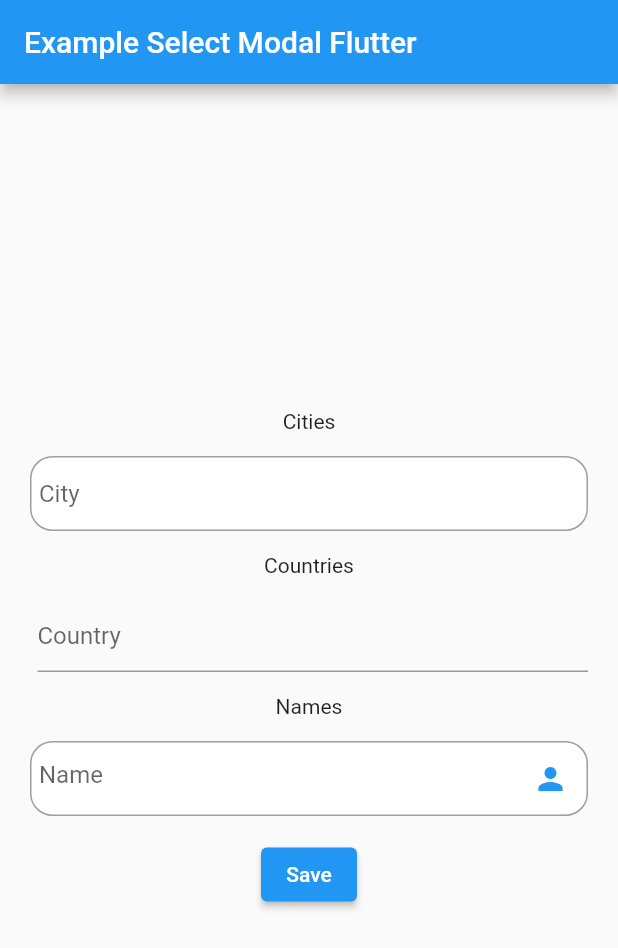
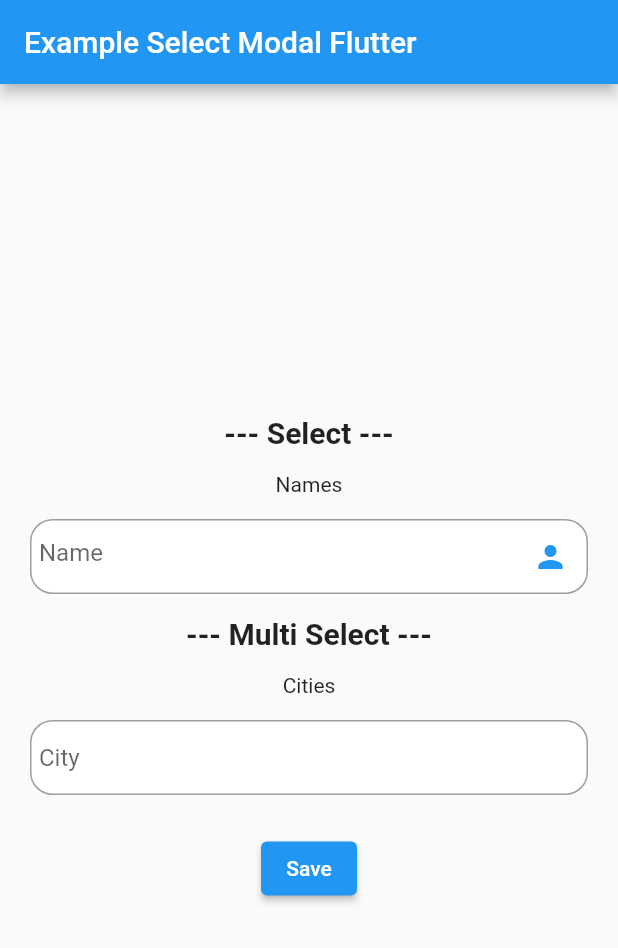
Before and after one commit to javiomoreno/select_modal_flutter, a Flutter app: the screen it shows after launch, on a phone screen of 412 x 824 dp. Shown: the top 948 px of the screen. Run offline on Flutter 3.47's test engine with Material 2 defaults, Android fonts, the phone set to English and light mode, and no system bars.

Commit message:
## 0.1.1 - add multiselect

```diff
--- a/example/lib/main.dart
+++ b/example/lib/main.dart
@@ -38,13 +38,9 @@ class _HomePageState extends State<HomePage> {
     const ItemSelect(value: 2, label: 'San Cristobal'),
     const ItemSelect(value: 3, label: 'Merida'),
     const ItemSelect(value: 4, label: 'Maracaibo'),
-  ];
-
-  List<ItemSelect> listItemSelectCountries = [
-    const ItemSelect(value: 1, label: 'Venezuela'),
-    const ItemSelect(value: 2, label: 'Colombia'),
-    const ItemSelect(value: 3, label: 'Alemania'),
-    const ItemSelect(value: 4, label: 'Peru'),
+    const ItemSelect(value: 4, label: 'Barquisimeto'),
+    const ItemSelect(value: 4, label: 'Los Teques'),
+    const ItemSelect(value: 4, label: 'La Guaira'),
   ];
 
   List<ItemSelect> listItemSelectNames = [
@@ -77,38 +73,14 @@ class _HomePageState extends State<HomePage> {
             crossAxisAlignment: CrossAxisAlignment.center,
             mainAxisAlignment: MainAxisAlignment.center,
             children: [
-              const Text('Cities'),
-              const SizedBox(
-                height: 15.0,
-              ),
-              SelectModalFlutter(
-                title: 'City',
-                searchText: 'Select city',
-                controller: controllerCity,
-                listItemSelect: listItemSelectCities,
-                borderTextField: InputBorder.none,
-                boxDecoration: BoxDecoration(
-                  borderRadius: BorderRadius.circular(15.0),
-                  color: Colors.white,
-                  border: Border.all(color: Colors.grey, width: 1.0),
+              const Text(
+                '--- Select ---',
+                style: TextStyle(
+                  fontSize: 20.0,
+                  fontWeight: FontWeight.bold,
                 ),
               ),
-              const SizedBox(
-                height: 15.0,
-              ),
-              const Text('Countries'),
-              const SizedBox(
-                height: 15.0,
-              ),
-              SelectModalFlutter(
-                title: 'Country',
-                searchText: 'Select country',
-                controller: controllerCountry,
-                listItemSelect: listItemSelectCountries,
-              ),
-              const SizedBox(
-                height: 15.0,
-              ),
+              const SizedBox(height: 15.0),
               const Text('Names'),
               const SizedBox(
                 height: 15.0,
@@ -131,6 +103,33 @@ class _HomePageState extends State<HomePage> {
               const SizedBox(
                 height: 15.0,
               ),
+              const Text(
+                '--- Multi Select ---',
+                style: TextStyle(
+                  fontSize: 20.0,
+                  fontWeight: FontWeight.bold,
+                ),
+              ),
+              const SizedBox(height: 15.0),
+              const Text('Cities'),
+              const SizedBox(
+                height: 15.0,
+              ),
+              MultiSelectModalFlutter(
+                  title: 'City',
+                  searchText: 'Select city',
+                  listItemSelect: listItemSelectCities,
+                  borderTextField: InputBorder.none,
+                  boxDecoration: BoxDecoration(
+                    borderRadius: BorderRadius.circular(15.0),
+                    color: Colors.white,
+                    border: Border.all(color: Colors.grey, width: 1.0),
+                  ),
+                  colorButtonSelect: Colors.blue,
+                  onItemSelect: (List<ItemSelect> items) {
+                    print(items);
+                  }),
+              const SizedBox(height: 15.0),
               ElevatedButton(
                 onPressed: () {
                   if (controllerName.text.isEmpty) {
--- a/lib/select_modal_flutter.dart
+++ b/lib/select_modal_flutter.dart
@@ -1,109 +1,4 @@
 library select_modal_flutter;
 
-import 'package:flutter/material.dart';
-import 'package:select_modal_flutter/src/models/item_select.dart';
-import 'package:select_modal_flutter/src/widgets/select_dialog.dart';
-
-export 'package:select_modal_flutter/src/models/item_select.dart';
-
-///Main class,  [title]
-///[searchText] optional, text in modal search, [controller] TextEditingController to TextField
-class SelectModalFlutter extends StatefulWidget {
-  final String title;
-  final String? searchText;
-  final TextEditingController controller;
-  final List<ItemSelect> listItemSelect;
-  final BoxDecoration? boxDecoration;
-  final InputBorder? borderTextField;
-  final IconData? icon;
-  final Color? colorIcon;
-  final bool? error;
-
-  const SelectModalFlutter({
-    Key? key,
-    required this.title,
-    required this.controller,
-    this.searchText,
-    required this.listItemSelect,
-    this.boxDecoration,
-    this.borderTextField,
-    this.icon,
-    this.colorIcon,
-    this.error,
-  }) : super(key: key);
-
-  @override
-  State<SelectModalFlutter> createState() => _SelectModalFlutterState();
-}
-
-class _SelectModalFlutterState extends State<SelectModalFlutter> {
-  late ItemSelect _selectedItem = new ItemSelect();
-
-  @override
-  void initState() {
-    super.initState();
-  }
-
-  Future<void> _changeSelectOption() async {
-    List<ItemSelect> filteredItems = widget.listItemSelect;
-    await showDialog(
-      context: context,
-      useRootNavigator: false,
-      builder: (context) => StatefulBuilder(
-        builder: (ctx, setState) => SelectDialogWidget(
-          filteredItems: filteredItems,
-          searchText: widget.searchText ?? 'Buscar',
-          itemList: filteredItems,
-          selectedItem: _selectedItem,
-          onItemChanged: (ItemSelect item) {
-            _selectedItem = item;
-            widget.controller.text = item.label!;
-            setState(() {});
-          },
-        ),
-      ),
-    );
-    if (this.mounted) setState(() {});
-  }
-
-  @override
-  Widget build(BuildContext context) {
-    BoxDecoration? newDecoration;
-    if (widget.error != null) {
-      newDecoration = widget.boxDecoration?.copyWith(
-          border: widget.error == true
-              ? widget.borderTextField == null
-                  ? Border(bottom: BorderSide(color: Colors.red, width: 1.0))
-                  : Border.all(color: Colors.red, width: 1.0)
-              : null);
-    }
-
-    return Container(
-      decoration: widget.boxDecoration != null
-          ? widget.error != null
-              ? newDecoration
-              : widget.boxDecoration
-          : null,
-      child: Padding(
-        padding: EdgeInsets.only(left: 5.0),
-        child: TextField(
-          onTap: _changeSelectOption,
-          controller: widget.controller,
-          readOnly: true,
-          decoration: InputDecoration(
-            hintText: widget.title,
-            border: widget.borderTextField ?? null,
-            suffixIcon: widget.icon != null
-                ? Icon(widget.icon,
-                    color: widget.error != null
-                        ? widget.error == true
-                            ? Colors.red
-                            : widget.colorIcon
-                        : widget.colorIcon)
-                : null,
-          ),
-        ),
-      ),
-    );
-  }
-}
+export 'package:select_modal_flutter/src/data/multi_select.dart';
+export 'package:select_modal_flutter/src/data/select.dart';
--- /dev/null
+++ b/lib/src/data/multi_select.dart
@@ -0,0 +1,152 @@
+import 'package:flutter/material.dart';
+import 'package:select_modal_flutter/src/models/item_select.dart';
+import 'package:select_modal_flutter/src/widgets/widgets.dart';
+
+export 'package:select_modal_flutter/src/models/item_select.dart';
+
+///Main class,
+///[title] hintText in searh
+///[searchText] optional, text in modal search,
+///[listItemSelect] List to search
+///[boxDecoration] optional, boxdecoration to container
+///[borderTextField] optiona, border to container
+///[icon] optional, icon to trailing in container
+///[colorIcon] optional, color icon to trailing in container
+///[error] optional, error to border and icon in to container
+///[onItemSelect] Function return list items select
+///[colorButtonSelect] optional, color button select
+class MultiSelectModalFlutter extends StatefulWidget {
+  final String title;
+  final String? searchText;
+  final List<ItemSelect> listItemSelect;
+  final BoxDecoration? boxDecoration;
+  final InputBorder? borderTextField;
+  final IconData? icon;
+  final Color? colorIcon;
+  final bool? error;
+  final Function onItemSelect;
+  final Color? colorButtonSelect;
+
+  const MultiSelectModalFlutter({
+    Key? key,
+    required this.title,
+    this.searchText,
+    required this.listItemSelect,
+    this.boxDecoration,
+    this.borderTextField,
+    this.icon,
+    this.colorIcon,
+    this.error,
+    required this.onItemSelect,
+    this.colorButtonSelect,
+  }) : super(key: key);
+
+  @override
+  State<MultiSelectModalFlutter> createState() =>
+      _MultiSelectModalFlutterState();
+}
+
+class _MultiSelectModalFlutterState extends State<MultiSelectModalFlutter> {
+  late List<ItemSelect> _selectedItem = [];
+
+  @override
+  void initState() {
+    super.initState();
+  }
+
+  Future<void> _changeSelectOption() async {
+    List<ItemSelect> filteredItems = widget.listItemSelect;
+    await showDialog(
+      context: context,
+      useRootNavigator: false,
+      builder: (context) => StatefulBuilder(
+        builder: (ctx, setState) => MultiSelectDialogWidget(
+          filteredItems: filteredItems,
+          searchText: widget.searchText ?? 'Buscar',
+          itemList: filteredItems,
+          selectedItem: _selectedItem,
+          colorButtonSelect: widget.colorButtonSelect,
+          onItemChanged: (List<ItemSelect> items) {
+            _selectedItem = items;
+            widget.onItemSelect(items);
+            setState(() {});
+          },
+        ),
+      ),
+    );
+    if (this.mounted) setState(() {});
+  }
+
+  @override
+  Widget build(BuildContext context) {
+    BoxDecoration? newDecoration;
+    if (widget.error != null) {
+      newDecoration = widget.boxDecoration?.copyWith(
+          border: widget.error == true
+              ? widget.borderTextField == null
+                  ? Border(bottom: BorderSide(color: Colors.red, width: 1.0))
+                  : Border.all(color: Colors.red, width: 1.0)
+              : null);
+    }
+
+    return Column(
+      children: [
+        Container(
+          decoration: widget.boxDecoration != null
+              ? widget.error != null
+                  ? newDecoration
+                  : widget.boxDecoration
+              : null,
+          child: Padding(
+            padding: EdgeInsets.only(left: 5.0),
+            child: TextField(
+              onTap: _changeSelectOption,
+              readOnly: true,
+              decoration: InputDecoration(
+                hintText: widget.title,
+                border: widget.borderTextField ?? null,
+                suffixIcon: widget.icon != null
+                    ? Icon(widget.icon,
+                        color: widget.error != null
+                            ? widget.error == true
+                                ? Colors.red
+                                : widget.colorIcon
+                            : widget.colorIcon)
+                    : null,
+              ),
+            ),
+          ),
+        ),
+        SizedBox(height: 10.0),
+        SizedBox(
+          width: MediaQuery.of(context).size.width - 50.0,
+          child: SingleChildScrollView(
+            scrollDirection: Axis.horizontal,
+            child: Row(
+              children: _selectedItem.map((item) => _item(item)).toList(),
+            ),
+          ),
+        ),
+      ],
+    );
+  }
+
+  Widget _item(ItemSelect item) {
+    return Container(
+      margin: EdgeInsets.only(right: 10.0),
+      padding: EdgeInsets.all(5.0),
+      decoration: BoxDecoration(
+        color: widget.colorButtonSelect != null
+            ? widget.colorButtonSelect!.withOpacity(.2)
+            : Colors.green.withOpacity(.2),
+        border: Border.all(
+          color: widget.colorButtonSelect != null
+              ? widget.colorButtonSelect!
+              : Colors.green,
+        ),
+        borderRadius: BorderRadius.circular(10.0),
+      ),
+      child: Text(item.label!),
+    );
+  }
+}
--- /dev/null
+++ b/lib/src/data/select.dart
@@ -0,0 +1,115 @@
+import 'package:flutter/material.dart';
+import 'package:select_modal_flutter/src/models/item_select.dart';
+import 'package:select_modal_flutter/src/widgets/select_dialog.dart';
+
+export 'package:select_modal_flutter/src/models/item_select.dart';
+
+///Main class,
+///[title] hintText in searh
+///[searchText] optional, text in modal search,
+///[controller] TextEditingController to TextField
+///[listItemSelect] List to search
+///[boxDecoration] optional, boxdecoration to container
+///[borderTextField] optiona, border to container
+///[icon] optional, icon to trailing in container
+///[colorIcon] optional, color icon to trailing in container
+///[error] optional, error to border and icon in to container
+class SelectModalFlutter extends StatefulWidget {
+  final String title;
+  final String? searchText;
+  final TextEditingController controller;
+  final List<ItemSelect> listItemSelect;
+  final BoxDecoration? boxDecoration;
+  final InputBorder? borderTextField;
+  final IconData? icon;
+  final Color? colorIcon;
+  final bool? error;
+
+  const SelectModalFlutter({
+    Key? key,
+    required this.title,
+    required this.controller,
+    this.searchText,
+    required this.listItemSelect,
+    this.boxDecoration,
+    this.borderTextField,
+    this.icon,
+    this.colorIcon,
+    this.error,
+  }) : super(key: key);
+
+  @override
+  State<SelectModalFlutter> createState() => _SelectModalFlutterState();
+}
+
+class _SelectModalFlutterState extends State<SelectModalFlutter> {
+  late ItemSelect _selectedItem = new ItemSelect();
+
+  @override
+  void initState() {
+    super.initState();
+  }
+
+  Future<void> _changeSelectOption() async {
+    List<ItemSelect> filteredItems = widget.listItemSelect;
+    await showDialog(
+      context: context,
+      useRootNavigator: false,
+      builder: (context) => StatefulBuilder(
+        builder: (ctx, setState) => SelectDialogWidget(
+          filteredItems: filteredItems,
+          searchText: widget.searchText ?? 'Buscar',
+          itemList: filteredItems,
+          selectedItem: _selectedItem,
+          onItemChanged: (ItemSelect item) {
+            _selectedItem = item;
+            widget.controller.text = item.label!;
+            setState(() {});
+          },
+        ),
+      ),
+    );
+    if (this.mounted) setState(() {});
+  }
+
+  @override
+  Widget build(BuildContext context) {
+    BoxDecoration? newDecoration;
+    if (widget.error != null) {
+      newDecoration = widget.boxDecoration?.copyWith(
+          border: widget.error == true
+              ? widget.borderTextField == null
+                  ? Border(bottom: BorderSide(color: Colors.red, width: 1.0))
+                  : Border.all(color: Colors.red, width: 1.0)
+              : null);
+    }
+
+    return Container(
+      decoration: widget.boxDecoration != null
+          ? widget.error != null
+              ? newDecoration
+              : widget.boxDecoration
+          : null,
+      child: Padding(
+        padding: EdgeInsets.only(left: 5.0),
+        child: TextField(
+          onTap: _changeSelectOption,
+          controller: widget.controller,
+          readOnly: true,
+          decoration: InputDecoration(
+            hintText: widget.title,
+            border: widget.borderTextField ?? null,
+            suffixIcon: widget.icon != null
+                ? Icon(widget.icon,
+                    color: widget.error != null
+                        ? widget.error == true
+                            ? Colors.red
+                            : widget.colorIcon
+                        : widget.colorIcon)
+                : null,
+          ),
+        ),
+      ),
+    );
+  }
+}
--- a/lib/src/models/item_select.dart
+++ b/lib/src/models/item_select.dart
@@ -3,4 +3,9 @@ class ItemSelect {
   final String? label;
 
   const ItemSelect({this.value, this.label});
+
+  @override
+  String toString() {
+    return '{value: $value, label: $label}';
+  }
 }
--- /dev/null
+++ b/lib/src/widgets/widgets.dart
@@ -0,0 +1,2 @@
+export 'package:select_modal_flutter/src/widgets/multi_select_dialog.dart';
+export 'package:select_modal_flutter/src/widgets/select_dialog.dart';
--- a/pubspec.yaml
+++ b/pubspec.yaml
@@ -1,6 +1,6 @@
 name: select_modal_flutter
 description: Flutter package to create a select with its options in a modal window with search filter.
-version: 0.0.3
+version: 0.1.1
 homepage: https://github.com/javiomoreno/select_modal_flutter
 
 environment:
```
Also changed, not shown: lib/src/widgets/multi_select_dialog.dart (added, +145 -0 lines), lib/src/widgets/select_dialog.dart (+30 -18 lines), example/pubspec.lock, 3 other files.
